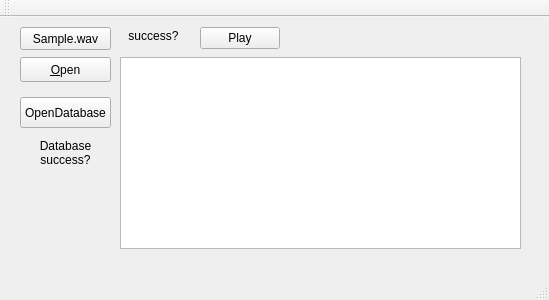
The window that src/mainwindow.ui (bycym/chordRecognition) describes before a commit, drawn with Qt 5.
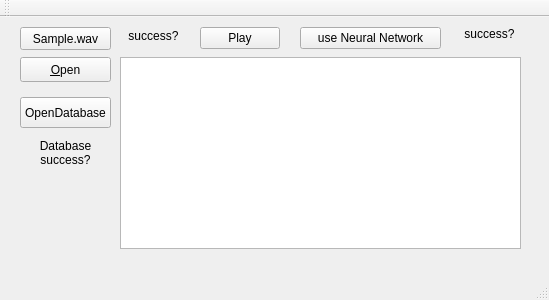
The same window after the commit.

Commit message: new neural network form to create neural network

What changed in the file:
```diff
--- a/src/mainwindow.ui
+++ b/src/mainwindow.ui
@@ -120,6 +120,35 @@
      <bool>true</bool>
     </property>
    </widget>
+   <widget class="QPushButton" name="neuralNetwork_Button">
+    <property name="geometry">
+     <rect>
+      <x>300</x>
+      <y>10</y>
+      <width>141</width>
+      <height>22</height>
+     </rect>
+    </property>
+    <property name="text">
+     <string>use Neural Network</string>
+    </property>
+   </widget>
+   <widget class="QLabel" name="neuralNetworklabel">
+    <property name="geometry">
+     <rect>
+      <x>460</x>
+      <y>10</y>
+      <width>59</width>
+      <height>14</height>
+     </rect>
+    </property>
+    <property name="text">
+     <string>success?</string>
+    </property>
+    <property name="alignment">
+     <set>Qt::AlignCenter</set>
+    </property>
+   </widget>
   </widget>
   <widget class="QMenuBar" name="menuBar">
    <property name="geometry">
```
The commit also changes 18 other files.
